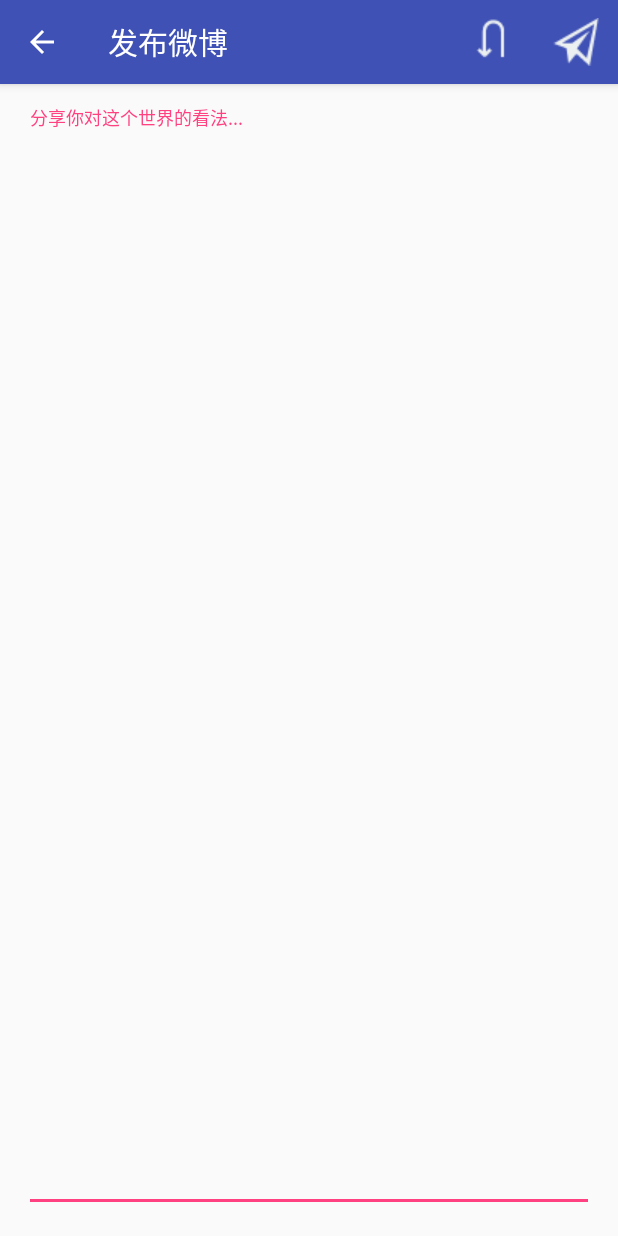
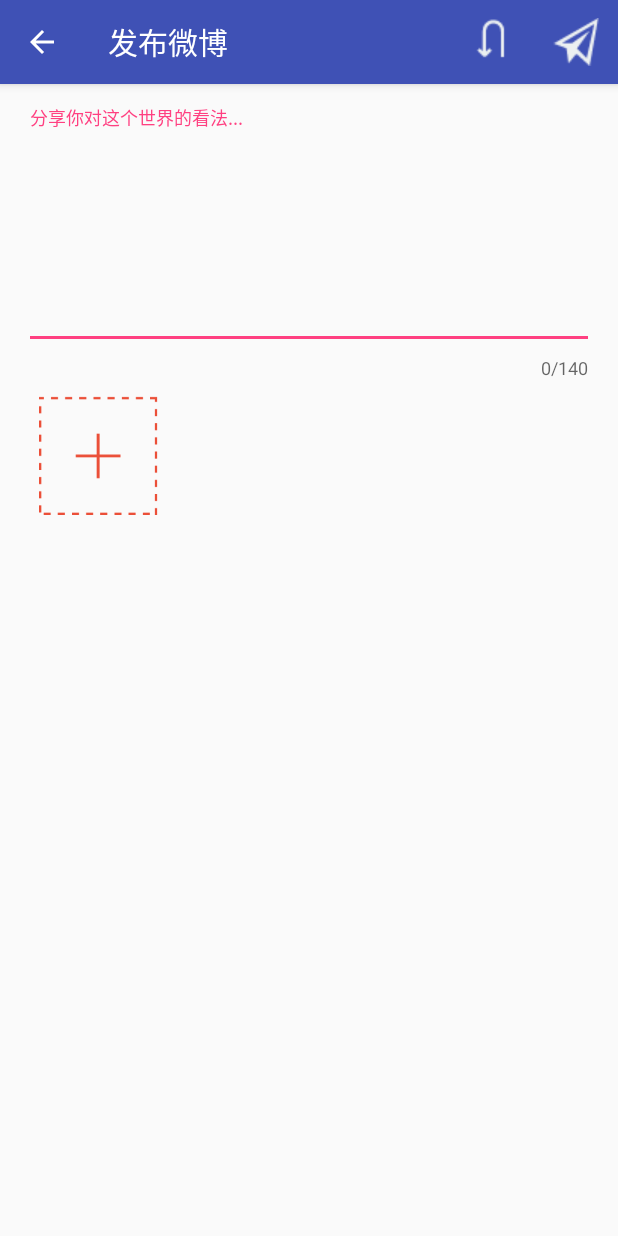
Before and after one commit to MoonMonsters/MicroBlog, an Android app: the CreateWeiboActivity screen opened directly, with no data from a screen before it, on a phone screen of 412 x 824 dp. Run offline under Robolectric (Android 15) with nearby library versions, the phone set to English and light mode, and no system bars; our stand-ins replace ButterKnife.

Commit message:
第六次提交。好吧，忍不住又加了两个功能，一个是删除自己的评论及回复评论功能，二个是可以发图片了，虽然只能发一张。。。。这次真的不再修改了，麻烦啊。数据库部分做的跟shi一样，现在改都不好改了，我最近刚学了SQLite的XUtil框架呀。

```diff
--- a/app/build.gradle
+++ b/app/build.gradle
@@ -31,4 +31,7 @@ dependencies {
     compile 'com.android.support:support-v4:23.4.0'
     testCompile 'junit:junit:4.12'
     compile files('libs/eventbus-3.0.0.jar')
+    compile files('libs/httpmime-4.1.1.jar')
+    compile files('libs/httpcore-4.0.jar')
+    compile files('libs/httpclient-4.1.2.jar')
 }
--- a/app/src/main/java/com/newer/newerblogging/activity/MainActivity.java
+++ b/app/src/main/java/com/newer/newerblogging/activity/MainActivity.java
@@ -159,6 +159,7 @@ public class MainActivity extends BaseActivity {
         getSupportFragmentManager().beginTransaction()
                 .show(mFavoriteFragment)
                 .hide(mWeiboFragment)
+                .hide(mSettingFragment)
                 .commit();
         mCurrentFragment = mFavoriteFragment;
     }
--- a/app/src/main/java/com/newer/newerblogging/fragment/SettingFragment.java
+++ b/app/src/main/java/com/newer/newerblogging/fragment/SettingFragment.java
@@ -5,6 +5,7 @@ import android.content.Intent;
 import android.view.View;
 import android.widget.Button;
 import android.widget.TextView;
+import android.widget.Toast;
 
 import com.bumptech.glide.Glide;
 import com.newer.newerblogging.R;
@@ -62,6 +63,7 @@ public class SettingFragment extends BaseFragment {
                 Glide.get(NewerApplication.getInstance()).clearMemory();
                 //清空表格数据
                 DeleteFromTable.clearMicroblog();
+                Toast.makeText(getContext(), "清除缓存成功", Toast.LENGTH_SHORT).show();
             }
         });
     }
--- a/app/src/main/java/com/newer/newerblogging/utils/BlogInterfaceConfig.java
+++ b/app/src/main/java/com/newer/newerblogging/utils/BlogInterfaceConfig.java
@@ -144,4 +144,9 @@ public interface BlogInterfaceConfig {
      * 回复一条评论
      */
     String REPLY_COMMENTS = "https://api.weibo.com/2/comments/reply.json";
+
+    /**
+     * 发布微博并且同时上传图片
+     */
+    String UPLOAD_STATUSES = "https://upload.api.weibo.com/2/statuses/upload.json";
 }
--- a/app/src/main/res/layout/activity_create_weibo.xml
+++ b/app/src/main/res/layout/activity_create_weibo.xml
@@ -1,7 +1,7 @@
 <?xml version="1.0" encoding="utf-8"?>
 <RelativeLayout xmlns:android="http://schemas.android.com/apk/res/android"
+    xmlns:app="http://schemas.android.com/apk/res-auto"
     xmlns:tools="http://schemas.android.com/tools"
-    xmlns:app="http://schemas.android.com/apk/res-auto"
     android:id="@+id/activity_create_weibo"
     android:layout_width="match_parent"
     android:layout_height="match_parent"
@@ -12,17 +12,41 @@
     tools:context="com.newer.newerblogging.activity.CreateWeiboActivity">
 
     <android.support.design.widget.TextInputLayout
+        android:id="@+id/textInputLayout"
         android:layout_width="match_parent"
-        app:counterMaxLength="140"
+        android:layout_height="wrap_content"
         app:counterEnabled="true"
-        android:layout_height="match_parent">
+        app:counterMaxLength="140">
         <EditText
             android:id="@+id/et_create_weibo"
             android:layout_width="match_parent"
-            android:maxLength="140"
+            android:layout_height="150dp"
             android:gravity="start|top"
             android:hint="@string/string_weibo_shared"
-            android:layout_height="match_parent" />
+            android:maxLength="140" />
     </android.support.design.widget.TextInputLayout>
 
+    <FrameLayout
+        android:layout_below="@id/textInputLayout"
+        android:layout_width="100dp"
+        android:layout_height="100dp">
+        <ImageView
+            android:id="@+id/iv_create_weibo"
+            android:layout_width="80dp"
+            android:layout_gravity="center"
+            android:layout_height="80dp"
+            android:background="@drawable/ic_add_pic" />
+        <ImageView
+            android:id="@+id/iv_remove_pic"
+            android:layout_marginEnd="3dp"
+            android:layout_marginTop="3dp"
+            android:background="@drawable/ic_remove_pic"
+            android:layout_width="wrap_content"
+            android:layout_gravity="top|end"
+            android:visibility="gone"
+            android:layout_height="wrap_content" />
+
+    </FrameLayout>
+
+
 </RelativeLayout>
```
Also changed, not shown: app/src/main/java/com/newer/newerblogging/activity/CreateWeiboActivity.java (+99 -9 lines), app/src/main/java/com/newer/newerblogging/utils/NetConnectionUtil.java (+63 -0 lines), app/libs/httpclient-4.1.2.jar (added), app/libs/httpcore-4.0.jar (added), app/libs/httpmime-4.1.1.jar (added), app/src/main/res/drawable/ic_add_pic.png (added), app/src/main/res/drawable/ic_remove_pic.png (added).
